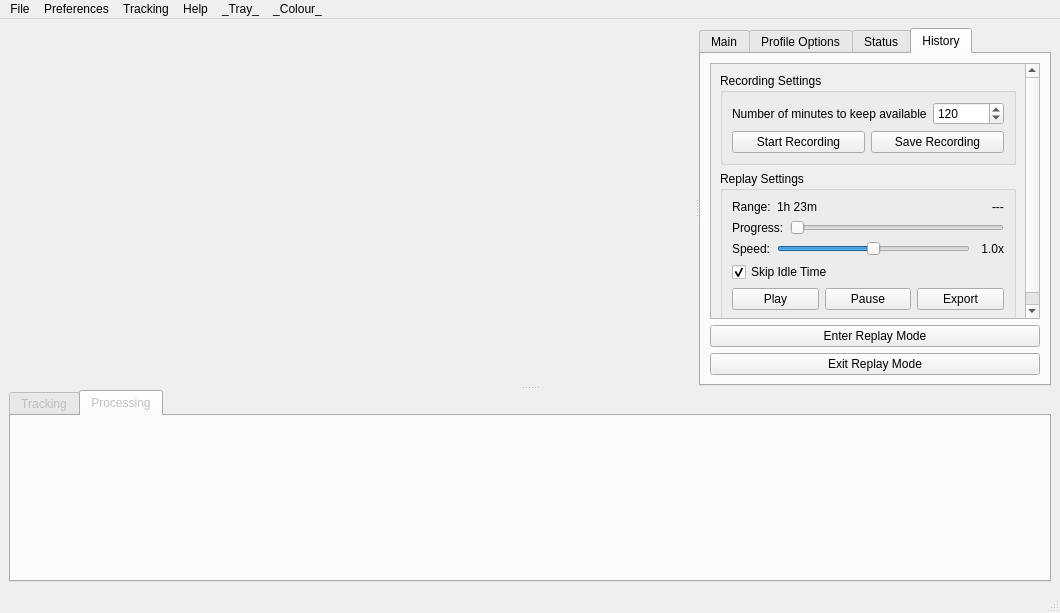
huntfx/MouseTracks, file mousetracks2/gui/ui/layout.ui: the form before one commit.
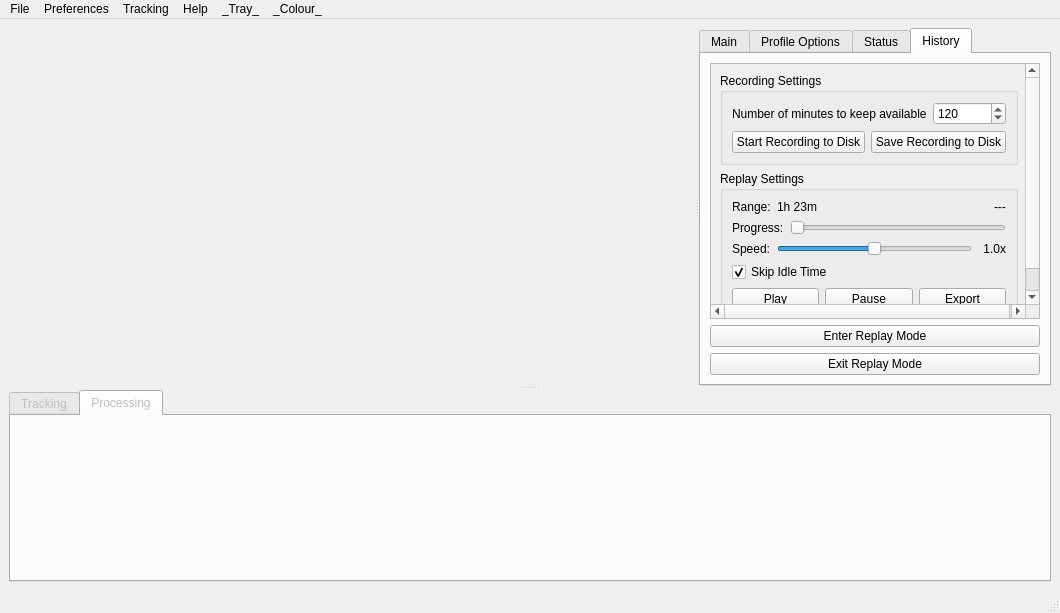
The form after the commit. The open tabs and pages were chosen to show the change. Custom widgets are drawn as their Qt base class.

Commit message: Disable groups when entering playback

What changed in the file:
```diff
--- a/mousetracks2/gui/ui/layout.ui
+++ b/mousetracks2/gui/ui/layout.ui
@@ -2162,14 +2162,14 @@
                    <item>
                     <widget class="QPushButton" name="recording_start">
                      <property name="text">
-                      <string>Start Recording</string>
+                      <string>Start Recording to Disk</string>
                      </property>
                     </widget>
                    </item>
                    <item>
                     <widget class="QPushButton" name="recording_stop">
                      <property name="text">
-                      <string>Save Recording</string>
+                      <string>Save Recording to Disk</string>
                      </property>
                     </widget>
                    </item>
```
Left out of the diff: 4 changed lines with no effect on the pictures. The commit also changes 2 other files.
